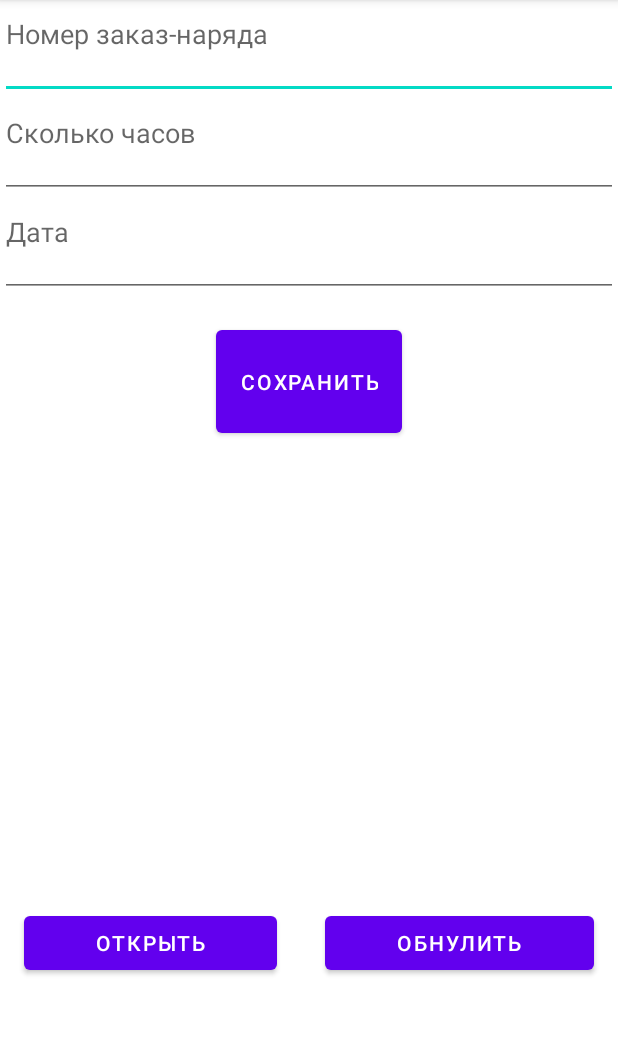
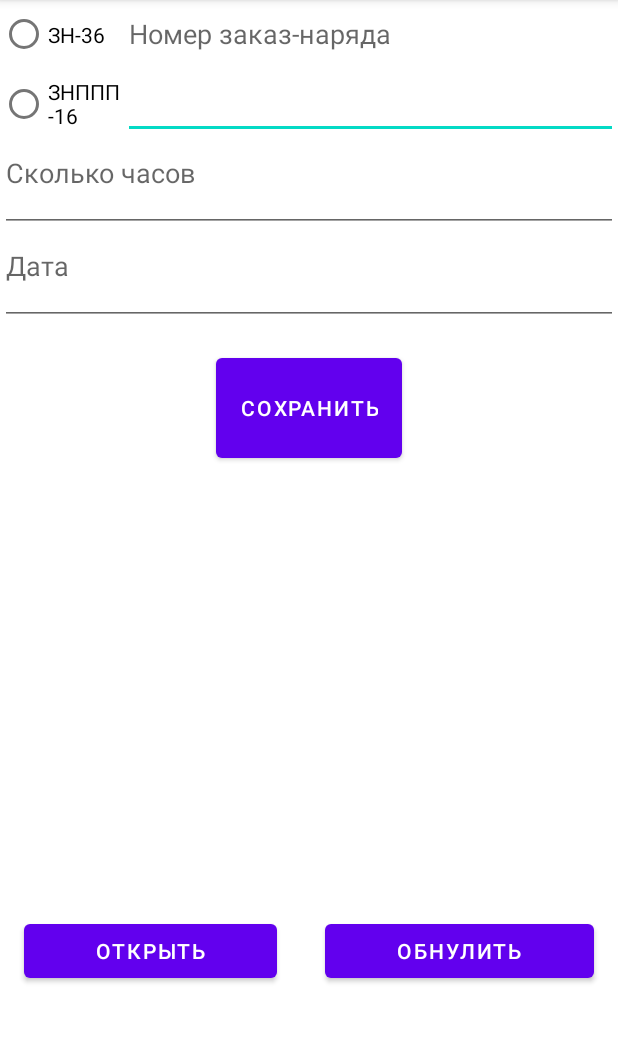
Before and after one commit to Zakupki-iz-Europe/My_Application2, an Android app: the screen it shows after launch (MainActivity), after a tap on "СОХРАНИТЬ", on a phone screen of 412 x 824 dp, the part 84-1127 px from its top. Run offline under Robolectric (Android 15) with nearby library versions, the phone set to English and light mode, and no system bars.

Commit message:
без базы

```diff
--- a/app/build.gradle
+++ b/app/build.gradle
@@ -1,6 +1,6 @@
 plugins {
     id 'com.android.application'
-    id 'realm-android'
+
 }
 
 android {
--- a/app/src/main/java/com/example/myapplication2/MainActivity.java
+++ b/app/src/main/java/com/example/myapplication2/MainActivity.java
@@ -6,6 +6,7 @@ import android.os.Bundle;
 
 import android.view.View;
 import android.widget.EditText;
+import android.widget.RadioButton;
 import android.widget.TextView;
 import android.widget.Toast;
 
@@ -20,8 +21,15 @@ public class MainActivity extends AppCompatActivity {
 
     private final static String FILE_NAME = "content.txt";
 
+    RadioButton rbZN, rbZNPP;
+    EditText et_zakaz_naryad;
+
     @Override
     protected void onCreate(Bundle savedInstanceState) {
+        et_zakaz_naryad = findViewById(R.id.zakaz_naryad);
+        rbZN = findViewById(R.id.radioButton);
+        rbZNPP = findViewById(R.id.radioButton2);
+
         super.onCreate(savedInstanceState);
         setContentView(R.layout.activity_main);
     }
@@ -32,8 +40,11 @@ public class MainActivity extends AppCompatActivity {
 
         FileOutputStream fos = null;
         try {
-            EditText textBox = (EditText) findViewById(R.id.zakaz_naryad);
-            String text = textBox.getText().toString() + ' ';
+            EditText textBox;
+            String text = et_zakaz_naryad.getText().toString() + ' ';
+            if (rbZN.isChecked())
+                text = rbZN.getText().toString() + text;
+            else text = rbZNPP.getText().toString() + text;
 
             textBox = (EditText) findViewById(R.id.normochasy);
             text = text + textBox.getText().toString() + ' ';
--- a/app/src/main/res/layout/activity_main.xml
+++ b/app/src/main/res/layout/activity_main.xml
@@ -10,15 +10,45 @@
         android:layout_height="match_parent"
         android:orientation="vertical">
 
+
+        <LinearLayout
+            android:layout_width="match_parent"
+            android:layout_height="0dp"
+            android:layout_weight="3"
+            android:orientation="horizontal">
+            <RadioGroup
+                android:layout_width="0dp"
+                android:layout_weight="1"
+                android:layout_height="match_parent" >
+
+                <RadioButton
+
+                    android:id="@+id/radioButton"
+                    android:layout_width="match_parent"
+                    android:layout_height="0dp"
+                    android:layout_weight="1"
+                    android:text="ЗН-36" />
+
+                <RadioButton
+                    android:id="@+id/radioButton2"
+                    android:layout_width="match_parent"
+                    android:layout_height="0dp"
+                    android:layout_weight="1"
+                    android:text="ЗНППП-16" />
+            </RadioGroup>
+
             <EditText
                 android:id="@+id/zakaz_naryad"
-            android:layout_width="match_parent"
-            android:layout_height="0dp"
+                android:layout_width="0dp"
+                android:layout_height="match_parent"
                 android:layout_gravity="center"
-            android:layout_weight="2"
+                android:layout_weight="4"
                 android:gravity="start"
                 android:hint="Номер заказ-наряда"
                 android:inputType="numberDecimal" />
+
+
+        </LinearLayout>
 
         <EditText
             android:id="@+id/normochasy"
@@ -77,6 +107,7 @@
                 android:onClick="clearText"
                 android:text="Обнулить" />
         </LinearLayout>
+
     </LinearLayout>
 
 </androidx.constraintlayout.widget.ConstraintLayout>
--- a/build.gradle
+++ b/build.gradle
@@ -6,7 +6,6 @@ buildscript {
     }
     dependencies {
         classpath 'com.android.tools.build:gradle:4.1.2'
-        classpath "io.realm:realm-gradle-plugin:10.2.0"
 
         // NOTE: Do not place your application dependencies here; they belong
         // in the individual module build.gradle files
```
Also changed, not shown: app/src/main/java/com/example/myapplication2/Task.java (deleted, +0 -47 lines), app/src/main/java/com/example/myapplication2/TaskStatus.java (deleted, +0 -12 lines). Lines whose indentation alone changed are shown as unchanged.
